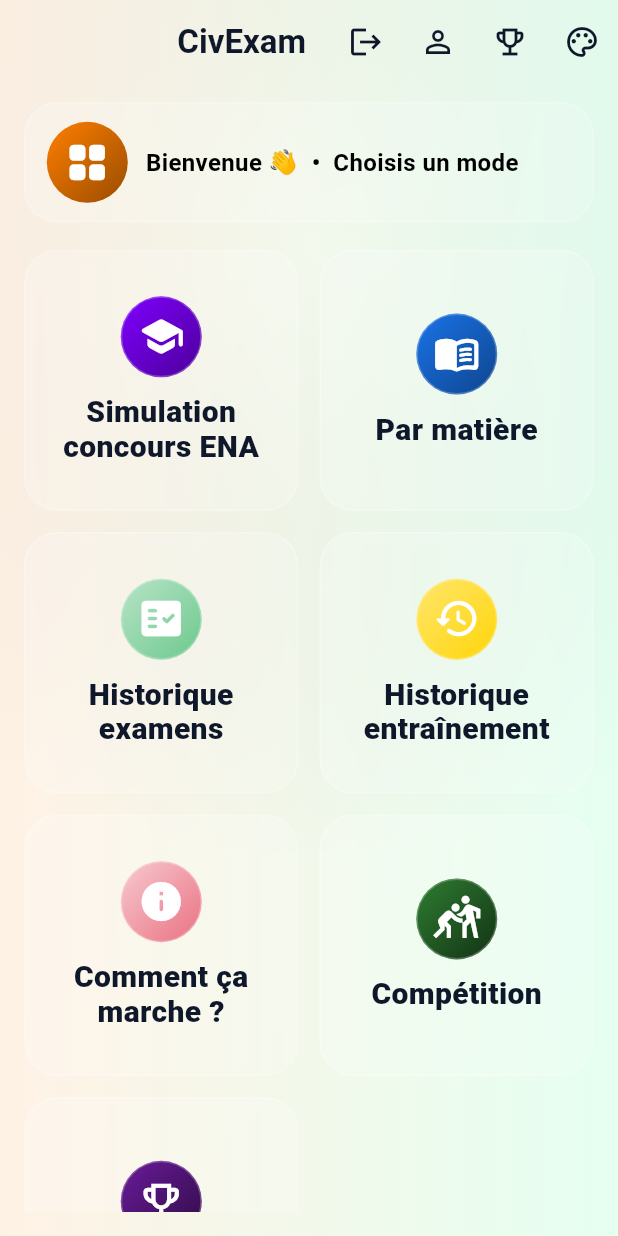
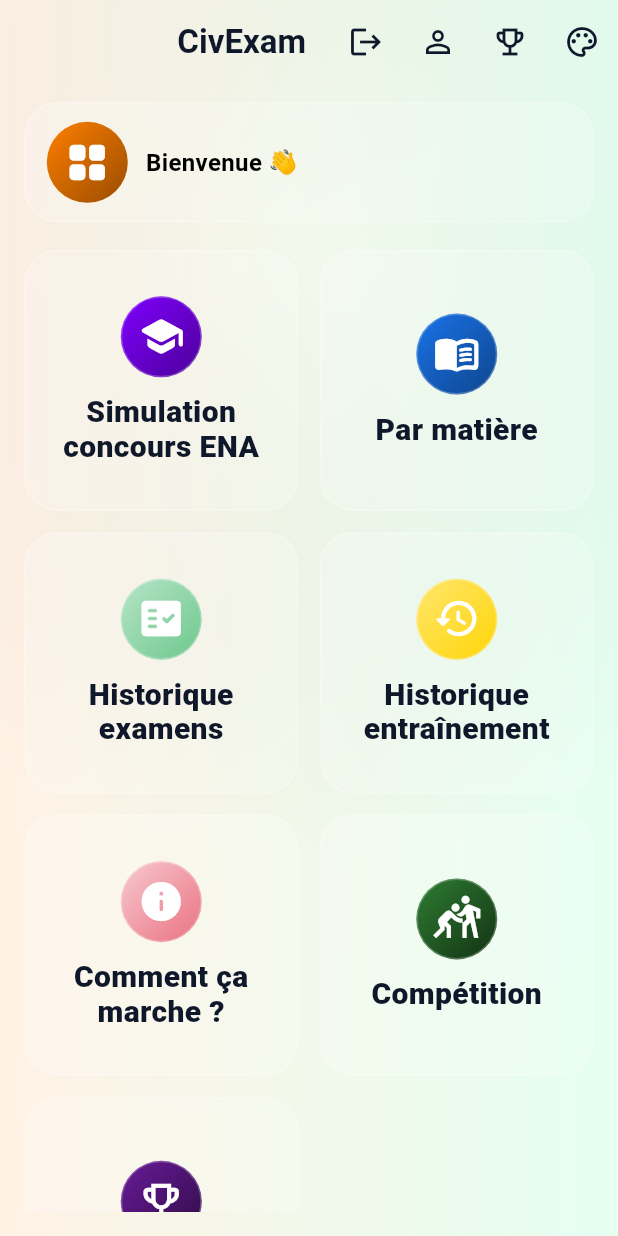
Before and after one commit to GUINO225/CIVEXAM, a Flutter app: the PlayScreen screen opened directly, on a phone screen of 412 x 824 dp. Run offline on Flutter 3.47's test engine with Material 3 defaults, Android fonts, the phone set to English and light mode, and no system bars; our stand-ins replace cloud_firestore, confetti, device_info_plus, diacritic, firebase_auth, firebase_core and 6 more; accounts and stored records are empty; project files that could hold a hidden picture were left out.

Commit message:
Simplify play screen welcome text

```diff
--- a/lib/screens/play_screen.dart
+++ b/lib/screens/play_screen.dart
@@ -43,8 +43,8 @@
         final user = FirebaseAuth.instance.currentUser;
         final name = user?.displayName ?? user?.email;
         final welcomeText = name != null && name.isNotEmpty
-            ? 'Bienvenue $name 👋  •  Choisis un mode'
-            : 'Bienvenue 👋  •  Choisis un mode';
+            ? 'Bienvenue $name 👋'
+            : 'Bienvenue 👋';
         final textColor =
             textColorForPalette(cfg.bgPaletteName, darkMode: cfg.darkMode);
         final badgeColors = playIconColors(cfg.bgPaletteName);
```
